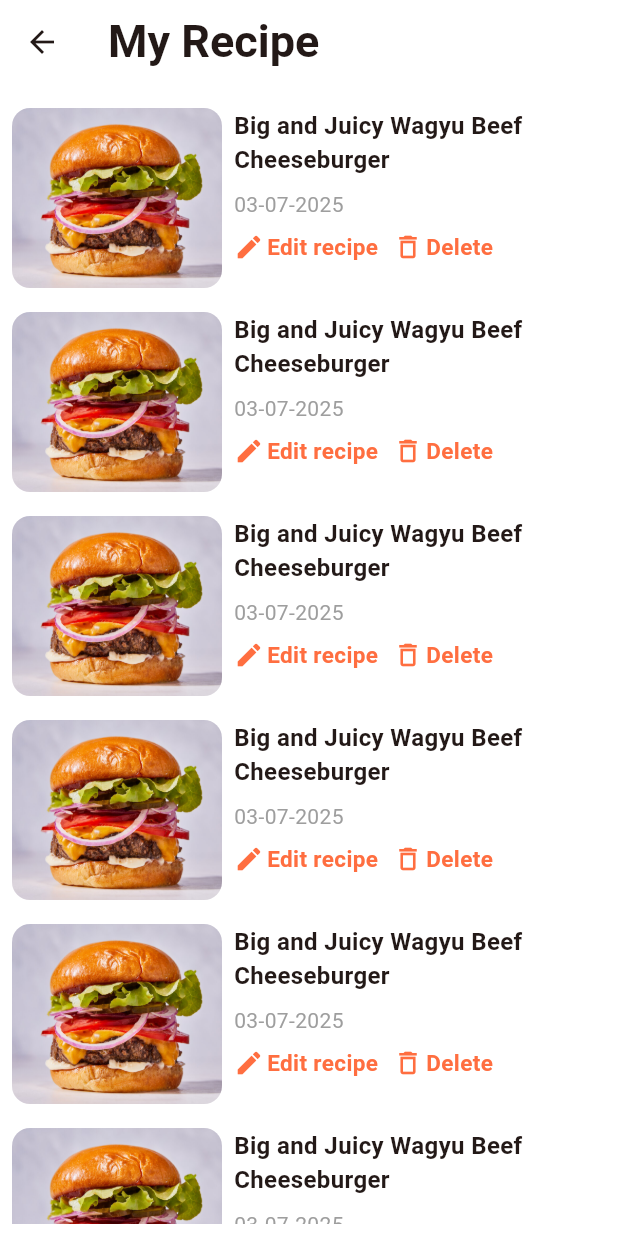
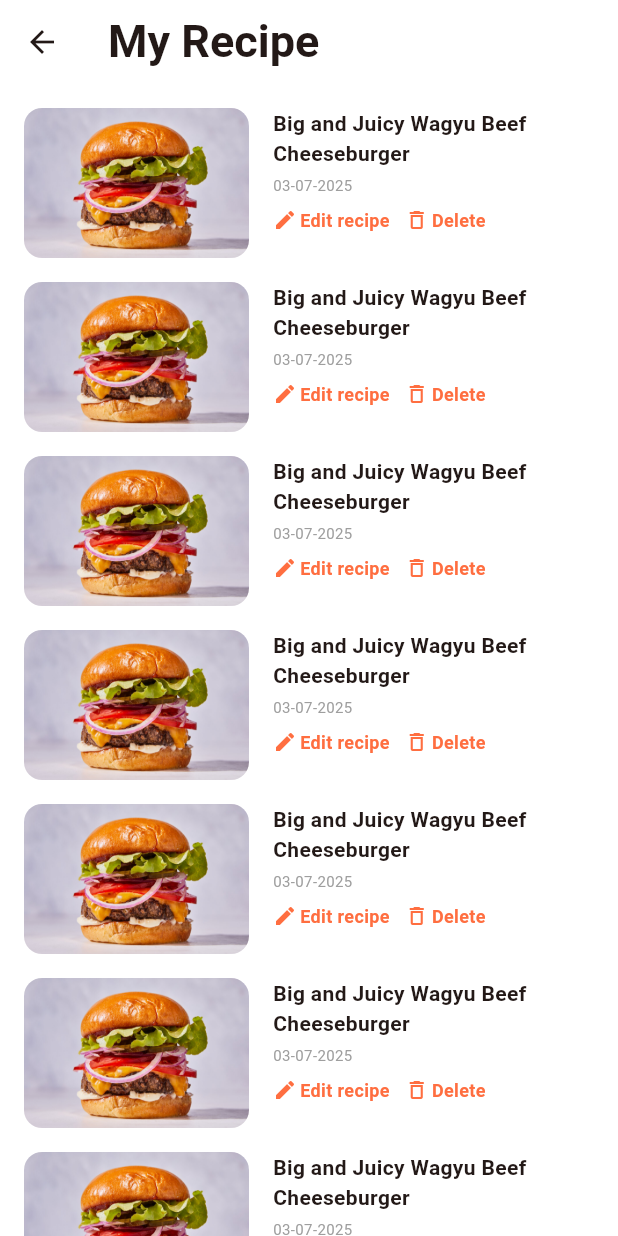
Before and after one commit to mdnahidhossen1911/Tastify, a Flutter app: the MyRecipeScreen screen opened directly, on a phone screen of 412 x 824 dp. Run offline on Flutter 3.47's test engine with Material 3 defaults, Android fonts, the light colour scheme and no system bars; our stand-ins replace another_flushbar, carousel_slider, dotted_border, flutter_dotenv, fluttertoast, get and 6 more; accounts and stored records are empty.

```diff
--- a/lib/feature/profile/ui/screens/my_recipe_screen.dart
+++ b/lib/feature/profile/ui/screens/my_recipe_screen.dart
@@ -18,12 +18,12 @@ class _MyRecipeScreenState extends State<MyRecipeScreen> {
       backgroundColor: Colors.white,
       appBar: AppBar(
         backgroundColor: Colors.white,
+        forceMaterialTransparency: true,
         title: Text('My Recipe',style: textTheme.titleLarge,),
       ),
-      body: Padding(
-        padding: EdgeInsets.all(8),
+      body: SafeArea(
         child: ListView.builder(
-          //shrinkWrap: true,
+          padding: EdgeInsets.symmetric(vertical: 8),
           itemCount: 10,
           itemBuilder: (context,index){
             return Padding(
--- a/lib/feature/profile/ui/screens/profile_screen.dart
+++ b/lib/feature/profile/ui/screens/profile_screen.dart
@@ -5,7 +5,9 @@ import 'package:tastify/app/app_colors.dart';
 import 'package:tastify/app/assets_path.dart';
 import 'package:tastify/feature/auth/ui/controller/auth_controller.dart';
 import 'package:tastify/feature/auth/ui/screen/login_screen.dart';
+import 'package:tastify/feature/auth/ui/screen/set_password_screen.dart';
 import 'package:tastify/feature/feedback/ui/screens/recipe_feedback.dart';
+import 'package:tastify/feature/profile/ui/screens/change_password_screen.dart';
 import 'package:tastify/feature/profile/ui/screens/my_recipe_screen.dart';
 
 class ProfileScreen extends StatefulWidget {
@@ -77,7 +79,9 @@ class _ProfileScreenState extends State<ProfileScreen> {
             title: Text('Change password'),
             iconColor: Colors.grey.shade700,
             titleTextStyle: _buildTextStyle(),
-            onTap: () {},
+            onTap: () {
+              Navigator.pushNamed(context, ChangePasswordScreen.name,arguments: _authController.getGmail);
+            },
             trailing: Icon(Icons.arrow_forward_ios_sharp),
           ),
           ListTile(
--- a/lib/feature/profile/ui/widgets/my_recipe_widget.dart
+++ b/lib/feature/profile/ui/widgets/my_recipe_widget.dart
@@ -8,59 +8,67 @@ class MyRecipeWidget extends StatelessWidget {
   @override
   Widget build(BuildContext context) {
     return Container(
-      height: 120,
       width: double.maxFinite,
+      margin: EdgeInsets.symmetric(horizontal: 16),
       child: Row(
         crossAxisAlignment: CrossAxisAlignment.start,
         children: [
           ClipRRect(
-            borderRadius: BorderRadius.circular(12),  // adjust the radius as you like
+            borderRadius: BorderRadius.circular(12),
             child: Image.asset(
               AssetsPath.popularFishImageJPG,
-              height: 120,
-              width: 140,
+              height: 100,
+              width: 150,
               fit: BoxFit.cover,
             ),
           ),
 
-          SizedBox(width: 8,),
+          SizedBox(width: 16),
           Expanded(
             child: Column(
               crossAxisAlignment: CrossAxisAlignment.start,
+              mainAxisAlignment: MainAxisAlignment.center,
               children: [
                 Text(
                   'Big and Juicy Wagyu Beef Cheeseburger',
                   style: TextStyle(
                     fontWeight: FontWeight.bold,
-                    fontSize: 16,
+                    fontSize: 14,
                   ),
                   maxLines: 2,
                   overflow: TextOverflow.ellipsis,
                 ),
-                SizedBox(height: 8,),
-                Text('03-07-2025',style: TextStyle(color: Colors.grey),),
-                SizedBox(height: 8,),
+                SizedBox(height:4),
+                Text('03-07-2025',style: TextStyle(color: Colors.grey,fontSize: 10),),
+                SizedBox(height: 8),
                 Row(
                   children: [
-                    /*CircleAvatar(
-                    radius: 10,
-                    backgroundImage: AssetImage(AssetsPath.popularFishImageJPG),
-                    backgroundColor: Colors.transparent,
-                  ),*/
-                   Row(
+                   InkWell(
+                     onTap: () {
+
+                     },
+                     borderRadius: BorderRadius.circular(12),
+                     child: Row(
                        children: [
-                       Icon(Icons.edit,color: AppColor.themeColor,size: 20,),
+                         Icon(Icons.edit,color: AppColor.themeColor,size: 16,),
                          SizedBox(width: 2,),
-                       Text('Edit recipe',style: TextStyle(fontSize:15,color: AppColor.themeColor,fontWeight: FontWeight.bold),)
+                         Text('Edit recipe',style: TextStyle(fontSize:12,color: AppColor.themeColor,fontWeight: FontWeight.bold),)
                        ],
                      ),
+                   ),
                     SizedBox(width: 10,),
-                    Row(
+                    InkWell(
+                      onTap: () {
+
+                      },
+                      borderRadius: BorderRadius.circular(12),
+                      child: Row(
                         children: [
-                        Icon(Icons.delete_outline,color: AppColor.themeColor,size: 20,),
+                          Icon(Icons.delete_outline,color: AppColor.themeColor,size: 16,),
                           SizedBox(width: 2,),
-                        Text('Delete',style: TextStyle(fontSize:15,color: AppColor.themeColor,fontWeight: FontWeight.bold),)
+                          Text('Delete',style: TextStyle(fontSize:12,color: AppColor.themeColor,fontWeight: FontWeight.bold),)
                         ],
+                      ),
                     ),
                   ],
                 ),
--- a/lib/feature/recipe/ui/screens/recipe_details_screen.dart
+++ b/lib/feature/recipe/ui/screens/recipe_details_screen.dart
@@ -160,6 +160,7 @@ class _RecipeDetailsScreenState extends State<RecipeDetailsScreen> {
                         Map<String, dynamic> feedback = {
                           'rid': widget.recipeDetails['id'],
                           'uid': AuthController.uid,
+                          'rwid': widget.recipeDetails['user_id'],
                           'feedback': feedbackController.text,
                         };
 
```
Also changed, not shown: lib/app/app_routes.dart (+5 -2 lines), lib/feature/feedback/ui/controller/fatch_recipe_feedback_controller.dart (added, +45 -0 lines), lib/feature/feedback/ui/screens/recipe_feedback.dart (+35 -100 lines), lib/feature/feedback/ui/widget/recipe_feedback_widget.dart (added, +120 -0 lines), lib/feature/profile/ui/screens/change_password_screen.dart (added, +181 -0 lines). Lines whose indentation alone changed are shown as unchanged.
